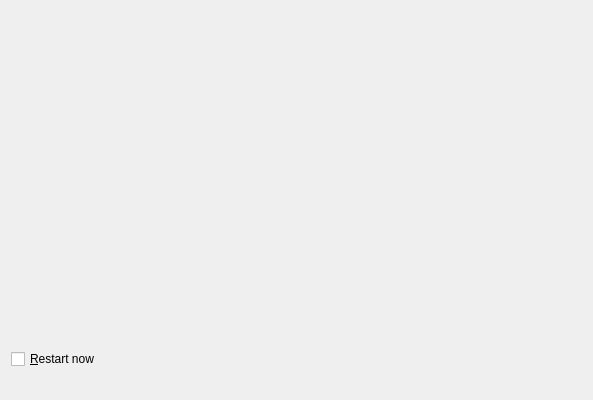
Old version of the form src/modules/finished/FinishedPage.ui in the repository calamares/calamares.
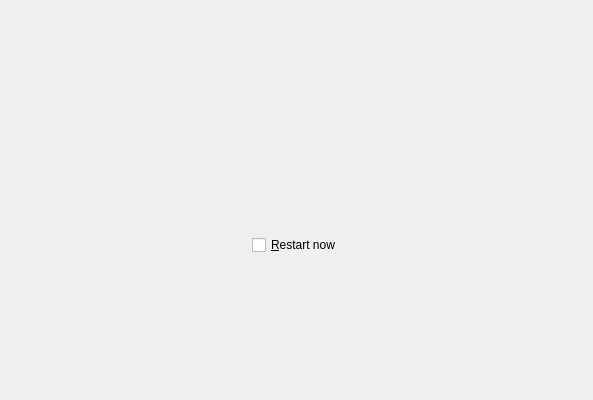
New version of the form.

Commit message:
[finished] Make the *restart now* checkbox more visible.
 - Issue asks to make the setting more visible, which seems sensible to
   me. It **is** kind of hidden away for those distro's that make
   the setting visible (not everyone does).
 - While here, add a tooltip explaining what it does.

FIXES #893

Patch:
```diff
--- a/src/modules/finished/FinishedPage.ui
+++ b/src/modules/finished/FinishedPage.ui
@@ -61,6 +61,9 @@
      <property name="orientation">
       <enum>Qt::Vertical</enum>
      </property>
+     <property name="sizeType">
+      <enum>QSizePolicy::Fixed</enum>
+     </property>
      <property name="sizeHint" stdset="0">
       <size>
        <width>20</width>
@@ -72,6 +75,21 @@
    <item>
     <layout class="QVBoxLayout" name="verticalLayout_2">
      <item>
+      <layout class="QHBoxLayout" name="horizontalLayout">
+       <item>
+        <spacer name="horizontalSpacer">
+         <property name="orientation">
+          <enum>Qt::Horizontal</enum>
+         </property>
+         <property name="sizeHint" stdset="0">
+          <size>
+           <width>40</width>
+           <height>20</height>
+          </size>
+         </property>
+        </spacer>
+       </item>
+       <item>
       <widget class="QCheckBox" name="restartCheckBox">
        <property name="text">
         <string>&amp;Restart now</string>
@@ -81,6 +99,21 @@
        </property>
       </widget>
      </item>
+       <item>
+        <spacer name="horizontalSpacer_2">
+         <property name="orientation">
+          <enum>Qt::Horizontal</enum>
+         </property>
+         <property name="sizeHint" stdset="0">
+          <size>
+           <width>40</width>
+           <height>20</height>
+          </size>
+         </property>
+        </spacer>
+       </item>
+      </layout>
+     </item>
     </layout>
    </item>
    <item>
@@ -89,7 +122,7 @@
       <enum>Qt::Vertical</enum>
      </property>
      <property name="sizeType">
-      <enum>QSizePolicy::Fixed</enum>
+      <enum>QSizePolicy::Expanding</enum>
      </property>
      <property name="sizeHint" stdset="0">
       <size>
```
Left out of the diff: 3 changed lines with no effect on the pictures. Lines whose indentation alone changed are shown as unchanged.
